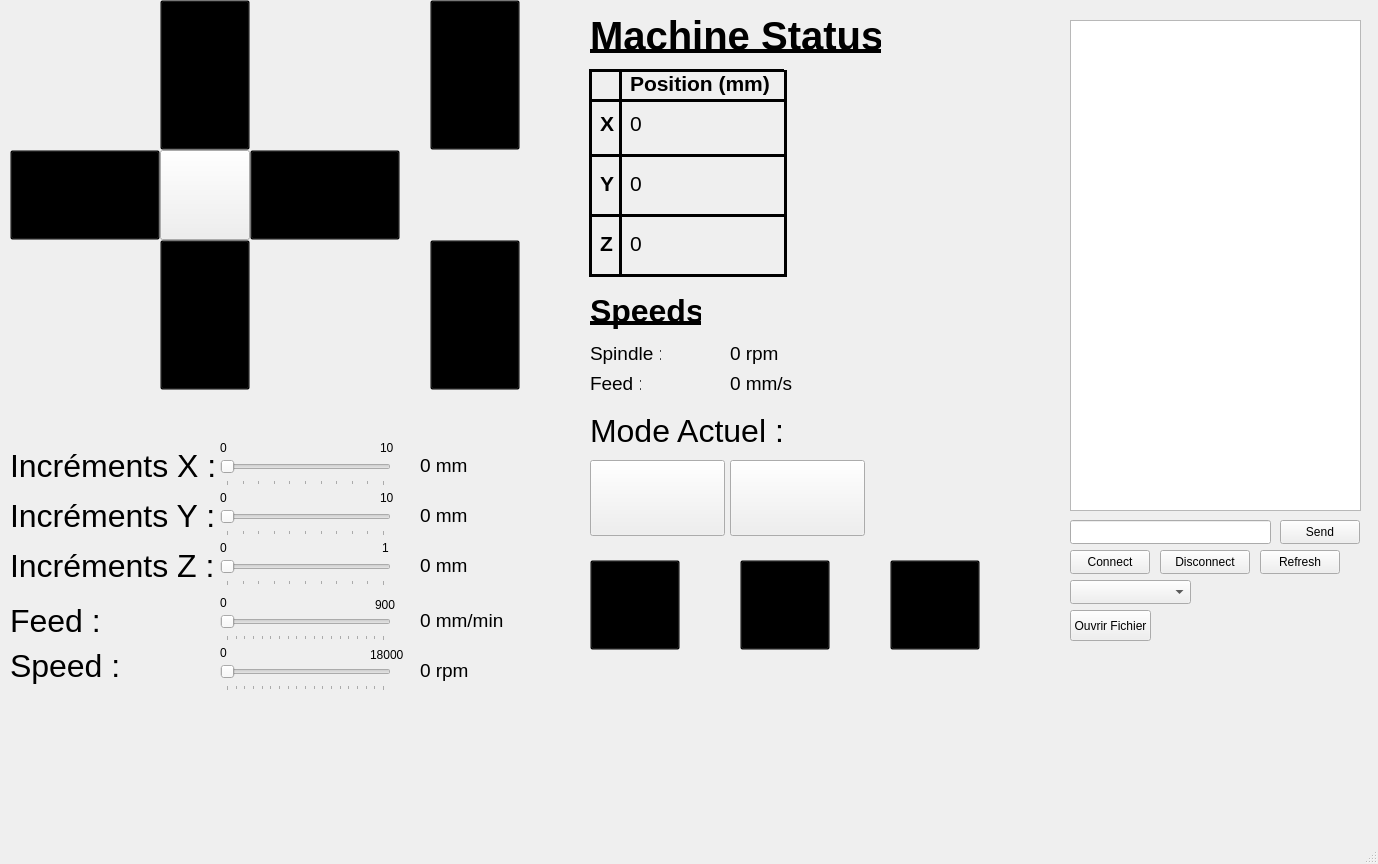
First picture: the form in GUI/GUI_PCBUS/form.ui, repository 7antoine7/PCBUS, before the edit.
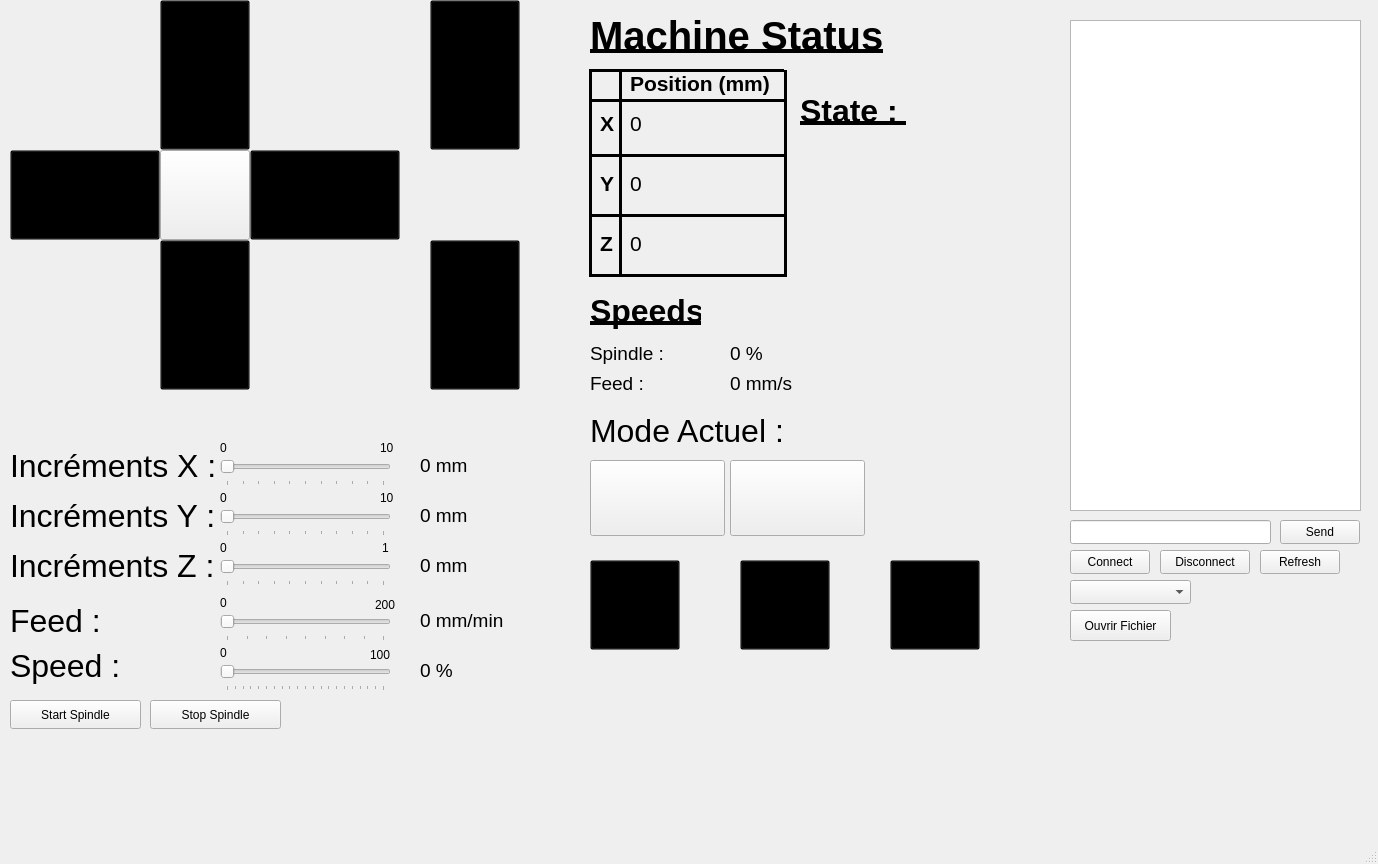
Second picture: the form after the edit. Icons and pictures are not drawn.

Commit message: Regler problemes regex, debug avec machine (rester monter Z a comprendre)

Patch:
```diff
--- a/GUI/GUI_PCBUS/form.ui
+++ b/GUI/GUI_PCBUS/form.ui
@@ -291,7 +291,7 @@
      <rect>
       <x>590</x>
       <y>0</y>
-      <width>291</width>
+      <width>371</width>
       <height>71</height>
      </rect>
     </property>
@@ -520,7 +520,7 @@
      <rect>
       <x>590</x>
       <y>340</y>
-      <width>71</width>
+      <width>121</width>
       <height>27</height>
      </rect>
     </property>
@@ -538,7 +538,7 @@
      <rect>
       <x>590</x>
       <y>370</y>
-      <width>51</width>
+      <width>101</width>
       <height>27</height>
      </rect>
     </property>
@@ -556,7 +556,7 @@
      <rect>
       <x>730</x>
       <y>370</y>
-      <width>82</width>
+      <width>161</width>
       <height>27</height>
      </rect>
     </property>
@@ -584,7 +584,7 @@
      </font>
     </property>
     <property name="text">
-     <string>0 rpm</string>
+     <string>0 %</string>
     </property>
    </widget>
    <widget class="QLabel" name="label_12">
@@ -999,7 +999,7 @@
      <rect>
       <x>1070</x>
       <y>610</y>
-      <width>81</width>
+      <width>101</width>
       <height>31</height>
      </rect>
     </property>
@@ -1017,7 +1017,7 @@
      </rect>
     </property>
     <property name="text">
-     <string>18000</string>
+     <string>100</string>
     </property>
    </widget>
    <widget class="QLabel" name="label_11">
@@ -1043,10 +1043,10 @@
      </rect>
     </property>
     <property name="maximum">
-     <number>18000</number>
+     <number>100</number>
     </property>
     <property name="pageStep">
-     <number>1000</number>
+     <number>5</number>
     </property>
     <property name="orientation">
      <enum>Qt::Horizontal</enum>
@@ -1101,7 +1101,7 @@
      </font>
     </property>
     <property name="text">
-     <string>0 rpm</string>
+     <string>0 %</string>
     </property>
    </widget>
    <widget class="QLabel" name="IncZ_2">
@@ -1150,7 +1150,7 @@
      </rect>
     </property>
     <property name="text">
-     <string>900</string>
+     <string>200</string>
     </property>
    </widget>
    <widget class="QSlider" name="IncFeedSld">
@@ -1163,10 +1163,10 @@
      </rect>
     </property>
     <property name="maximum">
-     <number>900</number>
+     <number>200</number>
     </property>
     <property name="pageStep">
-     <number>50</number>
+     <number>25</number>
     </property>
     <property name="orientation">
      <enum>Qt::Horizontal</enum>
@@ -1175,6 +1175,52 @@
      <enum>QSlider::TicksBelow</enum>
     </property>
    </widget>
+   <widget class="QLabel" name="stateLabel">
+    <property name="geometry">
+     <rect>
+      <x>800</x>
+      <y>70</y>
+      <width>211</width>
+      <height>81</height>
+     </rect>
+    </property>
+    <property name="font">
+     <font>
+      <pointsize>24</pointsize>
+      <bold>true</bold>
+      <underline>true</underline>
+     </font>
+    </property>
+    <property name="text">
+     <string>State : </string>
+    </property>
+   </widget>
+   <widget class="QPushButton" name="startSpindle">
+    <property name="geometry">
+     <rect>
+      <x>10</x>
+      <y>700</y>
+      <width>131</width>
+      <height>29</height>
+     </rect>
+    </property>
+    <property name="text">
+     <string>Start Spindle</string>
+    </property>
+   </widget>
+   <widget class="QPushButton" name="stopSpindle">
+    <property name="geometry">
+     <rect>
+      <x>150</x>
+      <y>700</y>
+      <width>131</width>
+      <height>29</height>
+     </rect>
+    </property>
+    <property name="text">
+     <string>Stop Spindle</string>
+    </property>
+   </widget>
   </widget>
   <widget class="QMenuBar" name="menubar">
    <property name="geometry">
```
Left out of the diff: 2 changed lines with no effect on the pictures. The commit also changes 2 other files.
